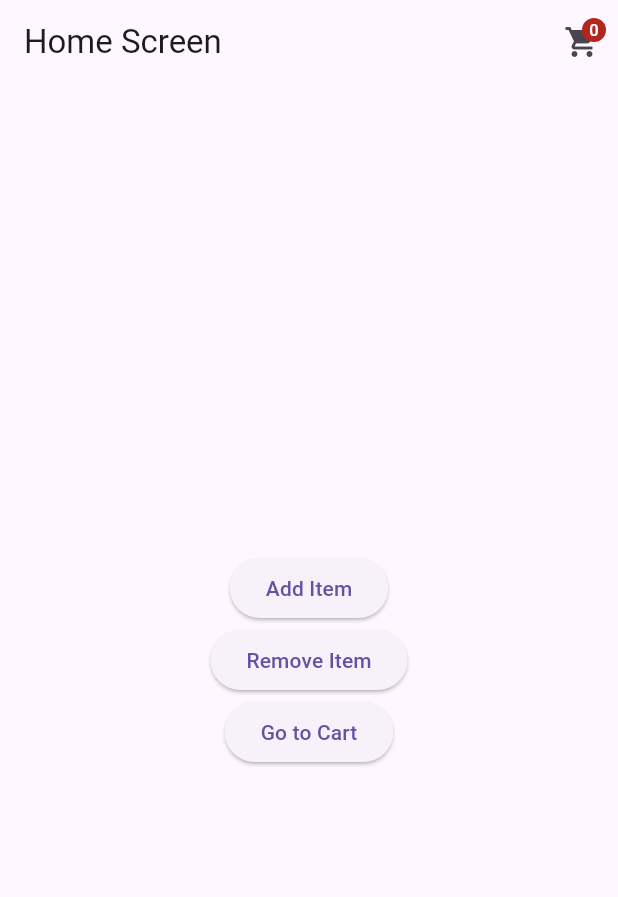
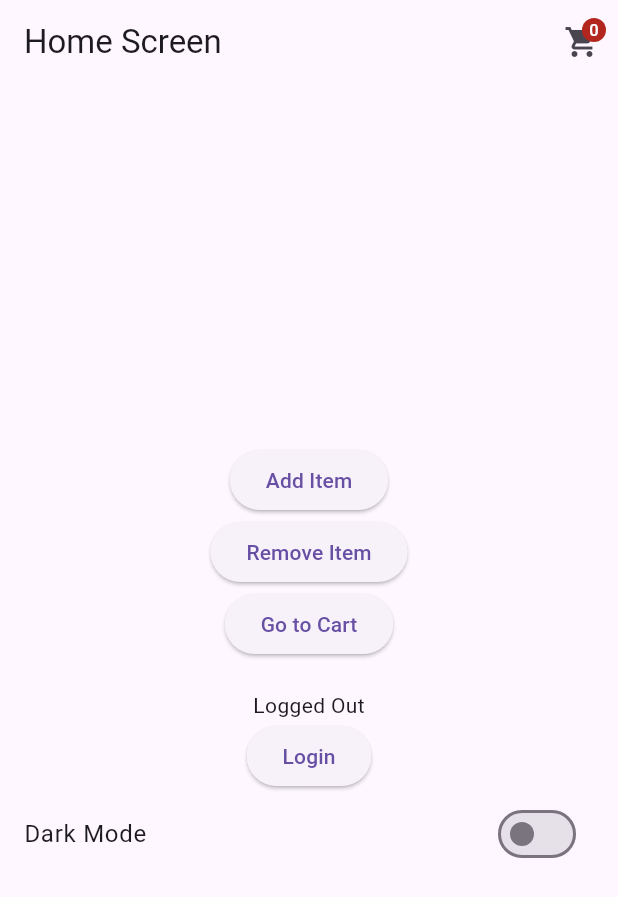
Before and after one commit to Amruthapattayil/lgx_app, a Flutter app: the screen it shows after launch, on a phone screen of 412 x 824 dp. Shown: the top 897 px of the screen. Run offline on Flutter 3.47's test engine with Material 3 defaults, Android fonts, the phone set to English and light mode, and no system bars; our stand-ins replace hive_flutter, shared_preferences, sqflite; accounts and stored records are empty.

Commit message:
Implement MultiProvider with multiple notifiers

```diff
--- a/lib/main.dart
+++ b/lib/main.dart
@@ -1,13 +1,27 @@
+
 import 'package:flutter/material.dart';
 import 'package:provider/provider.dart';
 
 import 'providers/cart_notifier.dart';
+import 'providers/auth_notifier.dart';
+import 'providers/theme_notifier.dart';
+
 import 'screens/home_screen.dart';
 
 void main() {
   runApp(
-    ChangeNotifierProvider(
-      create: (context) => CartNotifier(),
+    MultiProvider(
+      providers: [
+        ChangeNotifierProvider(
+          create: (_) => CartNotifier(),
+        ),
+        ChangeNotifierProvider(
+          create: (_) => AuthNotifier(),
+        ),
+        ChangeNotifierProvider(
+          create: (_) => ThemeNotifier(),
+        ),
+      ],
       child: const MyApp(),
     ),
   );
@@ -18,8 +32,13 @@ class MyApp extends StatelessWidget {
 
   @override
   Widget build(BuildContext context) {
+    final theme = context.watch<ThemeNotifier>();
+
     return MaterialApp(
       debugShowCheckedModeBanner: false,
+      themeMode: theme.themeMode,
+      theme: ThemeData.light(),
+      darkTheme: ThemeData.dark(),
       home: const HomeScreen(),
     );
   }
--- /dev/null
+++ b/lib/providers/auth_notifier.dart
@@ -0,0 +1,21 @@
+
+import 'package:flutter/material.dart';
+
+class AuthNotifier extends ChangeNotifier {
+  bool _isLoggedIn = false;
+
+
+  bool get isLoggedIn => _isLoggedIn;
+
+
+  void login() {
+    _isLoggedIn = true;
+    notifyListeners();
+  }
+
+
+  void logout() {
+    _isLoggedIn = false;
+    notifyListeners();
+  }
+}
--- /dev/null
+++ b/lib/providers/theme_notifier.dart
@@ -0,0 +1,18 @@
+
+import 'package:flutter/material.dart';
+
+class ThemeNotifier extends ChangeNotifier {
+  ThemeMode _themeMode = ThemeMode.light;
+
+  ThemeMode get themeMode => _themeMode;
+
+  bool get isDarkMode => _themeMode == ThemeMode.dark;
+
+  void toggleTheme() {
+    _themeMode = isDarkMode
+        ? ThemeMode.light
+        : ThemeMode.dark;
+
+    notifyListeners();
+  }
+}
--- a/lib/screens/home_screen.dart
+++ b/lib/screens/home_screen.dart
@@ -1,8 +1,10 @@
 
 import 'package:flutter/material.dart';
 import 'package:provider/provider.dart';
+import '../providers/theme_notifier.dart';
+import '../providers/cart_notifier.dart';
 
-import '../providers/cart_notifier.dart';
+import '../providers/auth_notifier.dart';
 import 'cart_screen.dart';
 
 class HomeScreen extends StatelessWidget {
@@ -10,6 +12,9 @@ class HomeScreen extends StatelessWidget {
 
   @override
   Widget build(BuildContext context) {
+    final auth = context.watch<AuthNotifier>();
+final theme = context.watch<ThemeNotifier>();
+
     return Scaffold(
       appBar: AppBar(
         title: const Text('Home Screen'),
@@ -66,6 +71,32 @@ class HomeScreen extends StatelessWidget {
               },
               child: const Text('Go to Cart'),
             ),
+            const SizedBox(height: 20),
+
+Text(
+  auth.isLoggedIn ? 'Logged In' : 'Logged Out',
+),
+
+ElevatedButton(
+  onPressed: () {
+    if (auth.isLoggedIn) {
+      context.read<AuthNotifier>().logout();
+    } else {
+      context.read<AuthNotifier>().login();
+    }
+  },
+  child: Text(
+    auth.isLoggedIn ? 'Logout' : 'Login',
+  ),
+),
+
+SwitchListTile(
+  title: const Text('Dark Mode'),
+  value: theme.isDarkMode,
+  onChanged: (_) {
+    context.read<ThemeNotifier>().toggleTheme();
+  },
+),
           ],
         ),
       ),
--- /dev/null
+++ b/lib/screens/main_page.dart
@@ -0,0 +1,26 @@
+import 'package:flutter/material.dart';
+import 'package:provider/provider.dart';
+
+import 'providers/cart_notifier.dart';
+import 'screens/home_screen.dart';
+
+void main() {
+  runApp(
+    ChangeNotifierProvider(
+      create: (context) => CartNotifier(),
+      child: const MyApp(),
+    ),
+  );
+}
+
+class MyApp extends StatelessWidget {
+  const MyApp({super.key});
+
+  @override
+  Widget build(BuildContext context) {
+    return MaterialApp(
+      debugShowCheckedModeBanner: false,
+      home: const HomeScreen(),
+    );
+  }
+}
```
